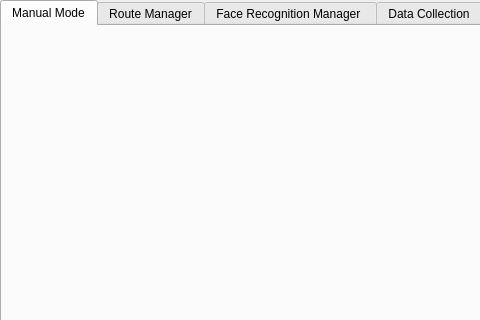
Above: VisionVoyagerGUI/adminmodewindow.ui from IuliaKovacs/VisionVoyager---DiplomaProject before the change; both pictures show x 0 to 480 and y 0 to 320 of the 1300 by 720 pixel window. Below: the same form after it.
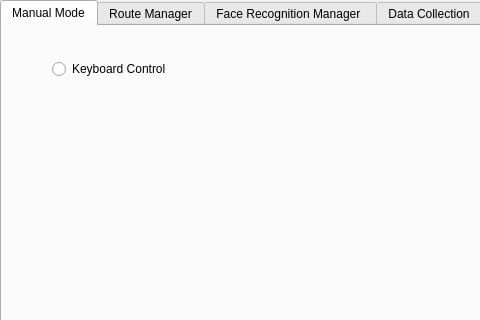
That is the form after the change. The open tabs and pages were chosen to show the change. Icons and pictures are not drawn.

Commit message: [UI] Keyboard control ON/OFF button

The edit to the form file:
```diff
--- a/VisionVoyagerGUI/adminmodewindow.ui
+++ b/VisionVoyagerGUI/adminmodewindow.ui
@@ -164,6 +164,19 @@
 &lt;p style=&quot; margin-top:0px; margin-bottom:0px; margin-left:0px; margin-right:0px; -qt-block-indent:0; text-indent:0px;&quot;&gt;&lt;span style=&quot; font-family:'Alfa Slab One','cursive'; font-size:11pt; color:#80e5ff;&quot;&gt;←: Camera Pan Left&lt;/span&gt;&lt;/p&gt;&lt;/td&gt;&lt;/tr&gt;&lt;/table&gt;&lt;/body&gt;&lt;/html&gt;</string>
       </property>
      </widget>
+     <widget class="QRadioButton" name="controlButton">
+      <property name="geometry">
+       <rect>
+        <x>50</x>
+        <y>30</y>
+        <width>251</width>
+        <height>26</height>
+       </rect>
+      </property>
+      <property name="text">
+       <string>Keyboard Control</string>
+      </property>
+     </widget>
     </widget>
     <widget class="QWidget" name="tab_4">
      <attribute name="title">
```
Left out of the diff: 2 changed lines with no effect on the pictures. The commit also changes 3 other files.
